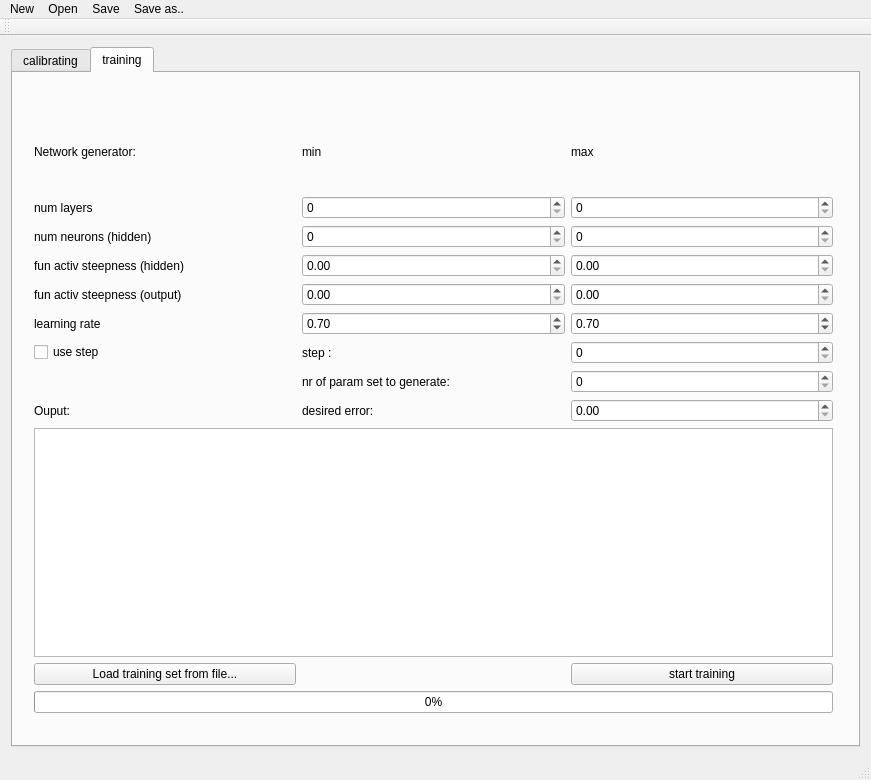
First picture: the form in App/calib_tools/calib_tool/calibtool.ui, repository ferot/dms, before the edit.
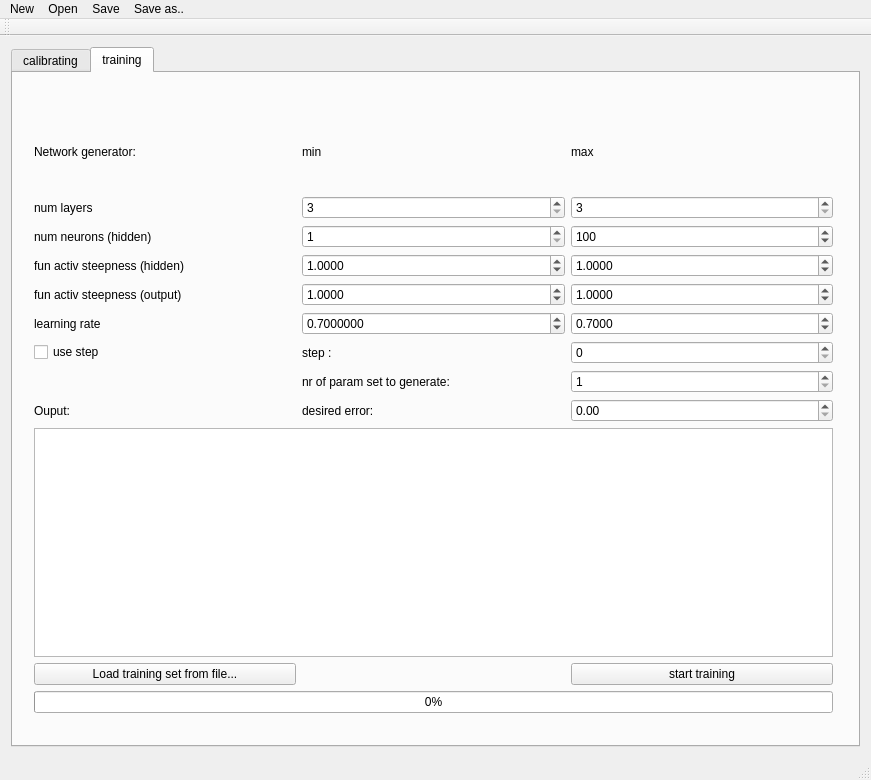
Second picture: the form after the edit.

```diff
--- a/App/calib_tools/calib_tool/calibtool.ui
+++ b/App/calib_tools/calib_tool/calibtool.ui
@@ -363,26 +363,66 @@
           </widget>
          </item>
          <item row="2" column="2">
-          <widget class="QSpinBox" name="spinBox_numneur_max"/>
+          <widget class="QSpinBox" name="spinBox_numneur_max">
+           <property name="minimum">
+            <number>1</number>
+           </property>
+           <property name="maximum">
+            <number>1000</number>
+           </property>
+           <property name="value">
+            <number>100</number>
+           </property>
+           <property name="displayIntegerBase">
+            <number>10</number>
+           </property>
+          </widget>
          </item>
          <item row="3" column="2">
           <widget class="QDoubleSpinBox" name="doubleSpinBox_funhidsteep_max">
+           <property name="decimals">
+            <number>4</number>
+           </property>
            <property name="singleStep">
             <double>0.010000000000000</double>
            </property>
+           <property name="value">
+            <double>1.000000000000000</double>
+           </property>
           </widget>
          </item>
          <item row="2" column="1">
-          <widget class="QSpinBox" name="spinBox_numneur_min"/>
+          <widget class="QSpinBox" name="spinBox_numneur_min">
+           <property name="minimum">
+            <number>1</number>
+           </property>
+           <property name="maximum">
+            <number>1000</number>
+           </property>
+           <property name="value">
+            <number>1</number>
+           </property>
+          </widget>
          </item>
          <item row="6" column="2">
           <widget class="QSpinBox" name="step_spinBox_7"/>
          </item>
          <item row="1" column="1">
-          <widget class="QSpinBox" name="spinBox_numlay_min"/>
+          <widget class="QSpinBox" name="spinBox_numlay_min">
+           <property name="minimum">
+            <number>3</number>
+           </property>
+           <property name="value">
+            <number>3</number>
+           </property>
+          </widget>
          </item>
          <item row="1" column="2">
-          <widget class="QSpinBox" name="spinBox_numlay_max"/>
+          <widget class="QSpinBox" name="spinBox_numlay_max">
+           <property name="minimum">
+            <number>3</number>
+           </property>
+          </widget>
          </item>
          <item row="4" column="0">
           <widget class="QLabel" name="label_9">
@@ -393,9 +433,15 @@
          </item>
          <item row="4" column="2">
           <widget class="QDoubleSpinBox" name="doubleSpinBox_funoutpsteep_max">
+           <property name="decimals">
+            <number>4</number>
+           </property>
            <property name="singleStep">
             <double>0.010000000000000</double>
            </property>
+           <property name="value">
+            <double>1.000000000000000</double>
+           </property>
           </widget>
          </item>
          <item row="0" column="2">
@@ -428,9 +474,15 @@
          </item>
          <item row="3" column="1">
           <widget class="QDoubleSpinBox" name="doubleSpinBox_funhidsteep_min">
+           <property name="decimals">
+            <number>4</number>
+           </property>
            <property name="singleStep">
             <double>0.010000000000000</double>
            </property>
+           <property name="value">
+            <double>1.000000000000000</double>
+           </property>
           </widget>
          </item>
          <item row="6" column="0">
@@ -442,9 +494,15 @@
          </item>
          <item row="4" column="1">
           <widget class="QDoubleSpinBox" name="doubleSpinBox__funoutpsteep_min">
+           <property name="decimals">
+            <number>4</number>
+           </property>
            <property name="singleStep">
             <double>0.010000000000000</double>
            </property>
+           <property name="value">
+            <double>1.000000000000000</double>
+           </property>
           </widget>
          </item>
          <item row="0" column="1">
@@ -484,6 +542,15 @@
          </item>
          <item row="5" column="1">
           <widget class="QDoubleSpinBox" name="doubleSpinBox_learnrate_min">
+           <property name="decimals">
+            <number>7</number>
+           </property>
+           <property name="minimum">
+            <double>0.100000000000000</double>
+           </property>
+           <property name="maximum">
+            <double>1.000000000000000</double>
+           </property>
            <property name="singleStep">
             <double>0.010000000000000</double>
            </property>
@@ -494,6 +561,9 @@
          </item>
          <item row="5" column="2">
           <widget class="QDoubleSpinBox" name="doubleSpinBox_learnrate_max">
+           <property name="decimals">
+            <number>4</number>
+           </property>
            <property name="singleStep">
             <double>0.010000000000000</double>
            </property>
@@ -531,7 +601,14 @@
           </widget>
          </item>
          <item row="7" column="2">
-          <widget class="QSpinBox" name="spinBox_setCount"/>
+          <widget class="QSpinBox" name="spinBox_setCount">
+           <property name="minimum">
+            <number>1</number>
+           </property>
+           <property name="maximum">
+            <number>1000000</number>
+           </property>
+          </widget>
          </item>
         </layout>
        </widget>
```
Left out of the diff: 8 changed lines with no effect on the pictures.
